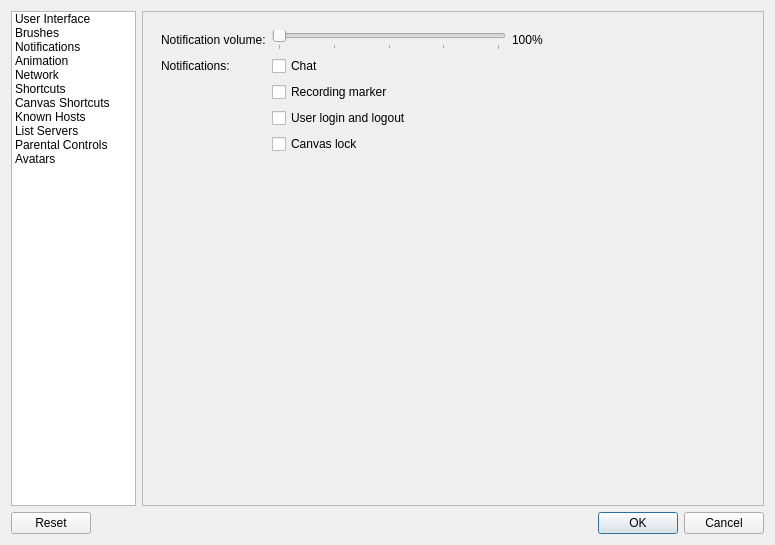
Qt form src/desktop/ui/settings.ui (weblate/Drawpile) before a commit.
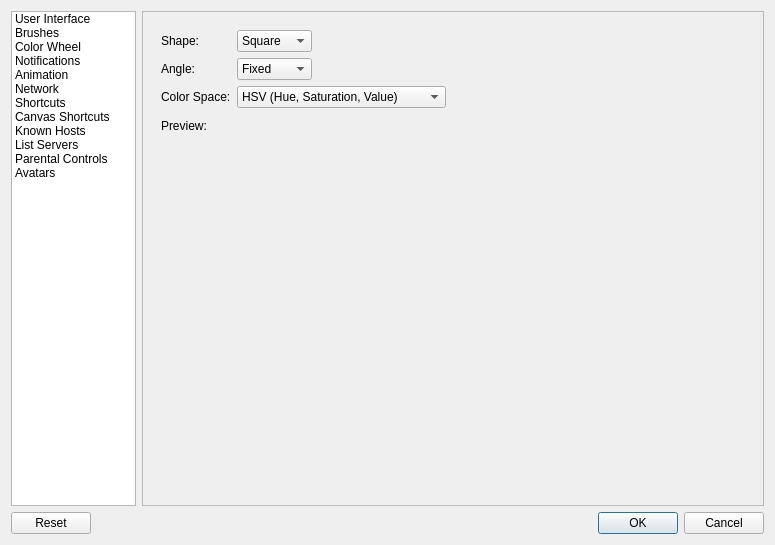
The same form after that commit. The open tabs and pages were chosen to show the change. Icons and pictures are not drawn. Custom widgets are drawn as their Qt base class.

Commit message:
Add colorwheel shape, angle and space options
A new tab in preferences allows you to set these and wires them up to
the matching options in the ColorWheel class. If no settings exist yet,
it'll default to a rectangular, fixed colorwheel with a square shape, as
before.

From my testing, the Lch color space acts in a really confusing manner.
I guess this would make sense to people who know how to work it, but I
dunno if it's actually a use case for Drawpile, so maybe it could be
removed to avoid bug reports by users that are as perplexed by the
behavior as I am.

```diff
--- a/src/desktop/ui/settings.ui
+++ b/src/desktop/ui/settings.ui
@@ -28,6 +28,11 @@
          <string>Brushes</string>
         </property>
        </item>
+       <item>
+        <property name="text">
+         <string>Color Wheel</string>
+        </property>
+       </item>
        <item>
         <property name="text">
          <string>Notifications</string>
@@ -478,6 +483,98 @@
             </item>
            </layout>
           </widget>
+          <widget class="QWidget" name="colorwheelPage">
+           <layout class="QFormLayout" name="formLayout_9">
+            <property name="fieldGrowthPolicy">
+            <enum>QFormLayout::ExpandingFieldsGrow</enum>
+            </property>
+            <item row="0" column="0">
+             <widget class="QLabel" name="label_30">
+              <property name="text">
+               <string>Shape:</string>
+              </property>
+             </widget>
+            </item>
+            <item row="0" column="1">
+             <widget class="QComboBox" name="colorwheelShapeBox">
+              <item>
+               <property name="text">
+                <string>Square</string>
+               </property>
+              </item>
+              <item>
+               <property name="text">
+                <string>Triangle</string>
+               </property>
+              </item>
+             </widget>
+            </item>
+            <item row="1" column="0">
+             <widget class="QLabel" name="label_31">
+              <property name="text">
+               <string>Angle:</string>
+              </property>
+             </widget>
+            </item>
+            <item row="1" column="1">
+             <widget class="QComboBox" name="colorwheelAngleBox">
+              <item>
+               <property name="text">
+                <string>Fixed</string>
+               </property>
+              </item>
+              <item>
+               <property name="text">
+                <string>Rotating</string>
+               </property>
+              </item>
+             </widget>
+            </item>
+            <item row="2" column="0">
+             <widget class="QLabel" name="label_32">
+              <property name="text">
+               <string>Color Space:</string>
+              </property>
+             </widget>
+            </item>
+            <item row="2" column="1">
+             <widget class="QComboBox" name="colorwheelSpaceBox">
+              <item>
+               <property name="text">
+                <string>HSV (Hue, Saturation, Value)</string>
+               </property>
+              </item>
+              <item>
+               <property name="text">
+                <string>HSL (Hue, Saturation, Lightness)</string>
+               </property>
+              </item>
+              <item>
+               <property name="text">
+                <string>Lch (Luminance, Chroma, Hue)</string>
+               </property>
+              </item>
+             </widget>
+            </item>
+            <item row="3" column="1">
+             <widget class="color_widgets::ColorWheel" name="colorwheel" native="true">
+              <property name="sizePolicy">
+               <sizepolicy hsizetype="Expanding" vsizetype="Expanding">
+                <horstretch>0</horstretch>
+                <verstretch>0</verstretch>
+               </sizepolicy>
+              </property>
+             </widget>
+            </item>
+            <item row="3" column="0">
+             <widget class="QLabel" name="label_33">
+              <property name="text">
+               <string>Preview:</string>
+              </property>
+             </widget>
+            </item>
+           </layout>
+          </widget>
           <widget class="QWidget" name="page_2">
            <layout class="QFormLayout" name="formLayout_6">
             <item row="0" column="0">
@@ -1267,6 +1364,11 @@
    <extends>QWidget</extends>
    <header>widgets/modifierkeys.h</header>
   </customwidget>
+  <customwidget>
+   <class>color_widgets::ColorWheel</class>
+   <extends>QWidget</extends>
+   <header>ColorWheel</header>
+  </customwidget>
  </customwidgets>
  <resources/>
  <connections>
```
Left out of the diff: 14 changed lines with no effect on the pictures. The commit also changes 4 other files.
